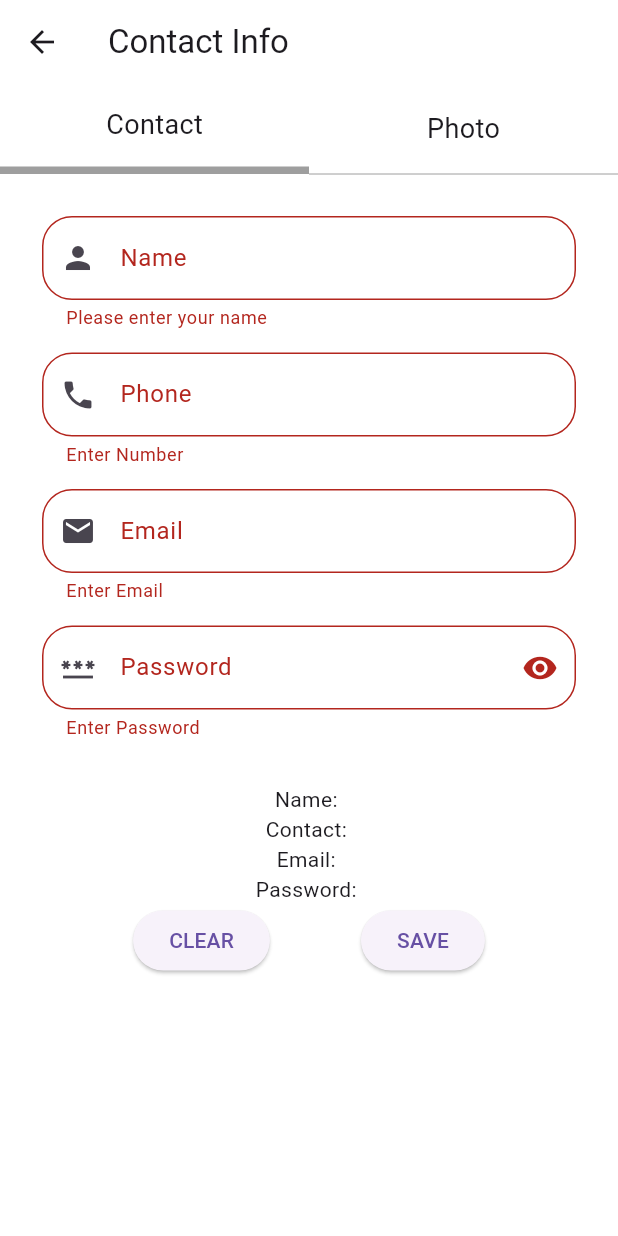
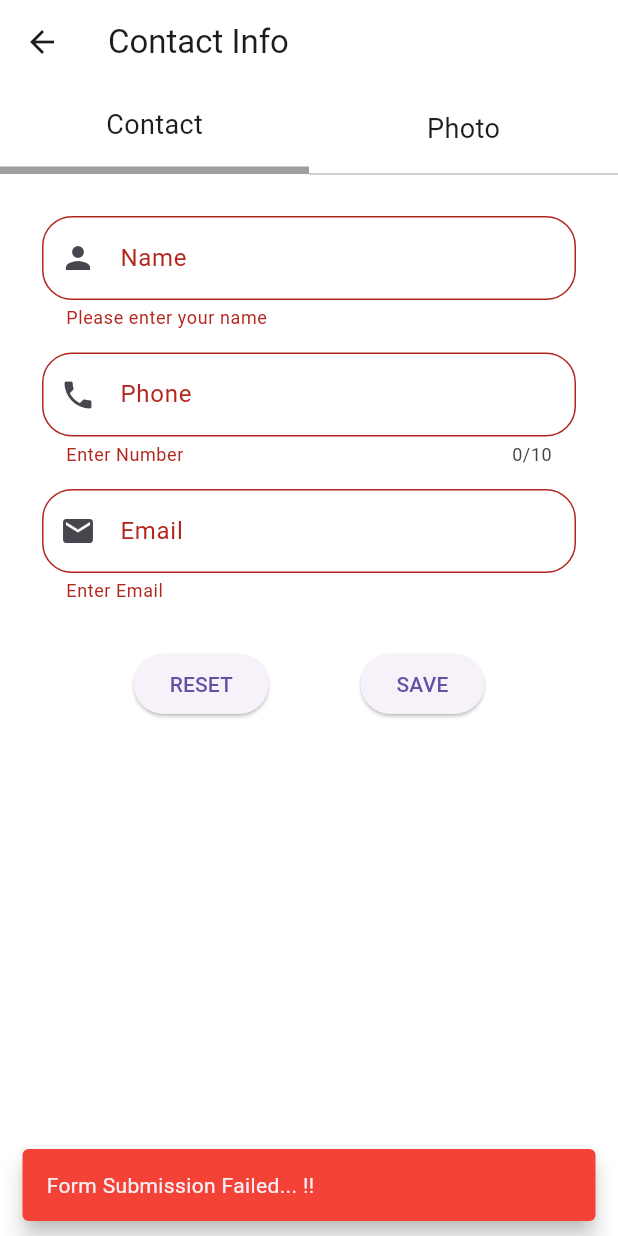
Before and after one commit to ParamKumar-Jadvani/resume_builder_appliaction, a Flutter app: the ContactInfo screen opened by its route, after a tap on "SAVE", on a phone screen of 412 x 824 dp. Run offline on Flutter 3.47's test engine with Material 3 defaults, Android fonts, the phone set to English and light mode, and no system bars; our stand-ins replace image_picker.

```diff
--- a/lib/routes/app_routes.dart
+++ b/lib/routes/app_routes.dart
@@ -1,8 +1,10 @@
 import 'package:flutter/material.dart';
+import 'package:resume_builder_appliaction/views/builder_option_page/all_options/technical_skills_page/technical_skills_page.dart';
 import 'package:resume_builder_appliaction/views/builder_option_page/builder_option_page.dart';
 import 'package:resume_builder_appliaction/views/splash_screen/splash_screen.dart';
 
 import '../views/builder_option_page/all_options/contact_info/contact_info.dart';
+import '../views/builder_option_page/all_options/personal_details_page/personal_details_page.dart';
 import '../views/home_page/home_page.dart';
 
 class AppRoutes {
@@ -26,6 +28,11 @@ class AppRoutes {
       'title': "Education",
       'route': "education_info_page",
     },
+    {
+      'icon': "${iconPath}declaration.png",
+      'title': "Technical Skills",
+      'route': "technical_skills_page",
+    },
   ];
 
   static Map<String, Widget Function(BuildContext)> routes = {
@@ -33,5 +40,7 @@ class AppRoutes {
     homePage: (context) => const HomePage(),
     builderOptionPage: (context) => const BuilderOptionPage(),
     allOptions[0]['route']: (context) => const ContactInfo(),
+    allOptions[1]['route']: (context) => const PersonalDetailsPage(),
+    allOptions[3]['route']:(context)=>const TechnicalSkillsPage(),
   };
 }
--- /dev/null
+++ b/lib/utils/globals.dart
@@ -0,0 +1,9 @@
+import 'dart:io';
+
+class Globals {
+  static String? name, email, contact, status, password;
+  static File? image;
+  static DateTime? selectedDate;
+  static List<String> language = [];
+  static List<String> skills = [];
+}
--- a/lib/views/builder_option_page/all_options/contact_info/contact_info.dart
+++ b/lib/views/builder_option_page/all_options/contact_info/contact_info.dart
@@ -1,5 +1,11 @@
+import 'dart:io';
+
 import 'package:flutter/material.dart';
+import 'package:flutter/services.dart';
+import 'package:image_picker/image_picker.dart';
 import 'package:resume_builder_appliaction/utils/extension.dart';
+
+import '../../../../utils/globals.dart';
 
 class ContactInfo extends StatefulWidget {
   const ContactInfo({super.key});
@@ -11,12 +17,11 @@ class ContactInfo extends StatefulWidget {
 class _ContactInfoState extends State<ContactInfo> {
   int index = 0;
   bool hide = true;
-  // String? name, contact, email, password;
 
-  TextEditingController nameController = TextEditingController();
-  TextEditingController emailController = TextEditingController();
-  TextEditingController phoneController = TextEditingController();
-  TextEditingController passwordController = TextEditingController();
+  static final RegExp emailRedExp = RegExp(
+    r"^[a-zA-Z0-9.a-zA-Z0-9.!#$%&'*+-/=?^_`{|}~]+@[a-zA-Z0-9]+\.[a-zA-Z]+",
+  );
+
   GlobalKey<FormState> formKey = GlobalKey<FormState>();
 
   void setIndex({required int index}) {
@@ -27,6 +32,7 @@ class _ContactInfoState extends State<ContactInfo> {
 
   @override
   Widget build(BuildContext context) {
+    Size size = MediaQuery.of(context).size;
     return Scaffold(
       backgroundColor: Colors.white,
       appBar: AppBar(
@@ -111,17 +117,21 @@ class _ContactInfoState extends State<ContactInfo> {
                       child: SingleChildScrollView(
                         child: Form(
                           key: formKey,
+                          autovalidateMode: AutovalidateMode.onUserInteraction,
                           child: Column(
                             mainAxisSize: MainAxisSize.min,
                             children: [
                               TextFormField(
+                                initialValue: Globals.name,
                                 validator: (value) {
                                   if (value!.isEmpty) {
                                     return 'Please enter your name';
                                   }
                                   return null;
                                 },
-                                controller: nameController,
+                                onSaved: (value) {
+                                  Globals.name = value;
+                                },
                                 textInputAction: TextInputAction.next,
                                 decoration: InputDecoration(
                                   border: OutlineInputBorder(
@@ -134,15 +144,24 @@ class _ContactInfoState extends State<ContactInfo> {
                               ),
                               15.h,
                               TextFormField(
+                                initialValue: Globals.contact,
                                 validator: (value) {
                                   if (value!.isEmpty) {
                                     return 'Enter Number';
+                                  } else if (value.length < 10) {
+                                    return 'Contact number must be of 10 digits !!';
                                   }
                                   return null;
                                 },
-                                controller: phoneController,
+                                onSaved: (value) {
+                                  Globals.contact = value;
+                                },
+                                maxLength: 10,
+                                inputFormatters: [
+                                  FilteringTextInputFormatter.digitsOnly,
+                                ],
                                 textInputAction: TextInputAction.next,
-                                keyboardType: TextInputType.number,
+                                keyboardType: TextInputType.phone,
                                 decoration: InputDecoration(
                                   border: OutlineInputBorder(
                                     borderRadius: BorderRadius.circular(20),
@@ -154,13 +173,18 @@ class _ContactInfoState extends State<ContactInfo> {
                               ),
                               15.h,
                               TextFormField(
+                                initialValue: Globals.email,
                                 validator: (value) {
                                   if (value!.isEmpty) {
                                     return 'Enter Email';
+                                  } else if (!emailRedExp.hasMatch(value)) {
+                                    return 'Please enter a valid email address !!';
                                   }
                                   return null;
                                 },
-                                controller: emailController,
+                                onSaved: (value) {
+                                  Globals.email = value;
+                                },
                                 textInputAction: TextInputAction.next,
                                 keyboardType: TextInputType.emailAddress,
                                 decoration: InputDecoration(
@@ -172,61 +196,46 @@ class _ContactInfoState extends State<ContactInfo> {
                                   hintText: 'Enter Email',
                                 ),
                               ),
-                              15.h,
-                              TextFormField(
-                                validator: (value) {
-                                  if (value!.isEmpty) {
-                                    return 'Enter Password';
-                                  }
-                                  return null;
-                                },
-                                controller: passwordController,
-                                textInputAction: TextInputAction.done,
-                                obscureText: hide,
-                                keyboardType: TextInputType.visiblePassword,
-                                decoration: InputDecoration(
-                                  labelText: 'Password',
-                                  hintText: 'Enter Password',
-                                  prefixIcon: const Icon(Icons.password),
-                                  suffixIcon: IconButton(
-                                    onPressed: () {
-                                      hide = !hide;
-                                      setState(() {});
-                                    },
-                                    icon: Icon(
-                                      hide
-                                          ? Icons.visibility
-                                          : Icons.visibility_off,
-                                    ),
-                                  ),
-                                  border: OutlineInputBorder(
-                                    borderRadius: BorderRadius.circular(20),
-                                  ),
-                                ),
-                              ),
                               30.h,
-                              Text("Name: ${nameController.text}"),
-                              Text("Contact: ${phoneController.text}"),
-                              Text("Email: ${emailController.text}"),
-                              Text("Password: ${passwordController.text}"),
                               Row(
                                 mainAxisAlignment:
                                     MainAxisAlignment.spaceEvenly,
                                 children: [
                                   ElevatedButton(
                                     onPressed: () {
-                                      nameController.clear();
-                                      emailController.clear();
-                                      passwordController.clear();
-                                      phoneController.clear();
+                                      formKey.currentState!.reset();
+                                      Globals.name = Globals.email = Globals
+                                          .contact = Globals.password = null;
                                       setState(() {});
                                     },
-                                    child: const Text("CLEAR"),
+                                    child: const Text("RESET"),
                                   ),
                                   ElevatedButton(
                                     onPressed: () {
                                       bool validated =
                                           formKey.currentState!.validate();
+                                      if (validated) {
+                                        formKey.currentState!.save();
+                                        SnackBar snackBar = const SnackBar(
+                                          content: Text(
+                                              "Form Saved Successfully...!!"),
+                                          backgroundColor: Colors.green,
+                                          behavior: SnackBarBehavior.floating,
+                                        );
+
+                                        ScaffoldMessenger.of(context)
+                                            .showSnackBar(snackBar);
+                                      } else {
+                                        SnackBar snackBar = const SnackBar(
+                                          content: Text(
+                                              "Form Submission Failed... !!"),
+                                          backgroundColor: Colors.red,
+                                          behavior: SnackBarBehavior.floating,
+                                        );
+
+                                        ScaffoldMessenger.of(context)
+                                            .showSnackBar(snackBar);
+                                      }
                                     },
                                     child: const Text("SAVE"),
                                   ),
@@ -239,11 +248,36 @@ class _ContactInfoState extends State<ContactInfo> {
                     ),
                     // Photo Page
                     Container(
+                      width: double.infinity,
+                      height: size.height * 0.25,
+                      alignment: Alignment.center,
                       decoration: const BoxDecoration(
                         color: Colors.blueAccent,
                       ),
-                      child: const Column(
-                        mainAxisSize: MainAxisSize.min,
+                      child: Stack(
+                        alignment: Alignment.bottomRight,
+                        children: [
+                          CircleAvatar(
+                            radius: 60,
+                            foregroundImage: Globals.image != null
+                                ? FileImage(Globals.image!)
+                                : null,
+                            child: const Text("Add Image"),
+                          ),
+                          FloatingActionButton.small(
+                            onPressed: () async {
+                              ImagePicker imagePicker = ImagePicker();
+                              XFile? file = await imagePicker.pickImage(
+                                  source: ImageSource.camera);
+
+                              if (file != null) {
+                                Globals.image = File(file.path);
+                                setState(() {});
+                              }
+                            },
+                            child: const Icon(Icons.camera),
+                          )
+                        ],
                       ),
                     ),
                   ],
--- a/pubspec.yaml
+++ b/pubspec.yaml
@@ -35,6 +35,7 @@ dependencies:
   # The following adds the Cupertino Icons font to your application.
   # Use with the CupertinoIcons class for iOS style icons.
   cupertino_icons: ^1.0.6
+  image_picker: ^1.1.2
 
 dev_dependencies:
   flutter_test:
```
Also changed, not shown: lib/views/builder_option_page/all_options/personal_details_page/personal_details_page.dart (added, +112 -0 lines), lib/views/builder_option_page/all_options/technical_skills_page/technical_skills_page.dart (added, +100 -0 lines), pubspec.lock, 5 other files.
